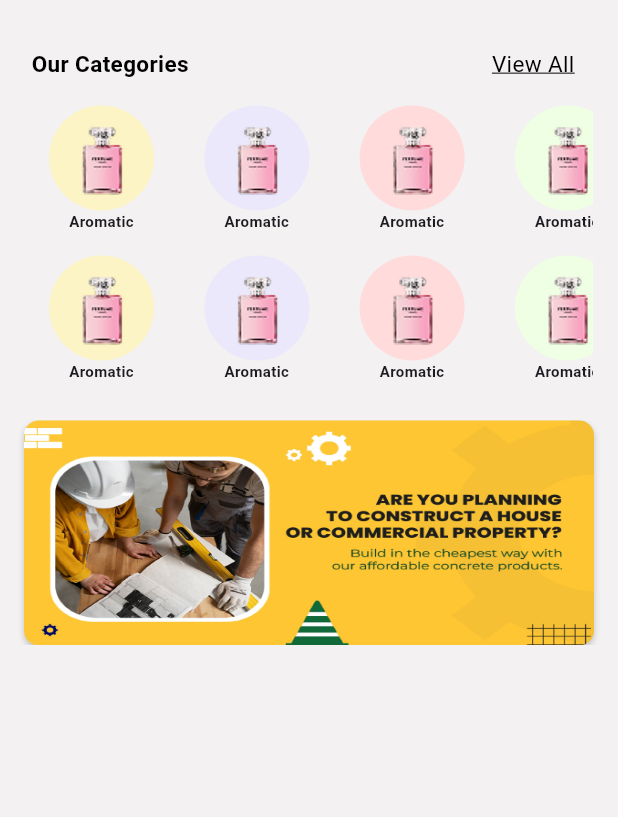
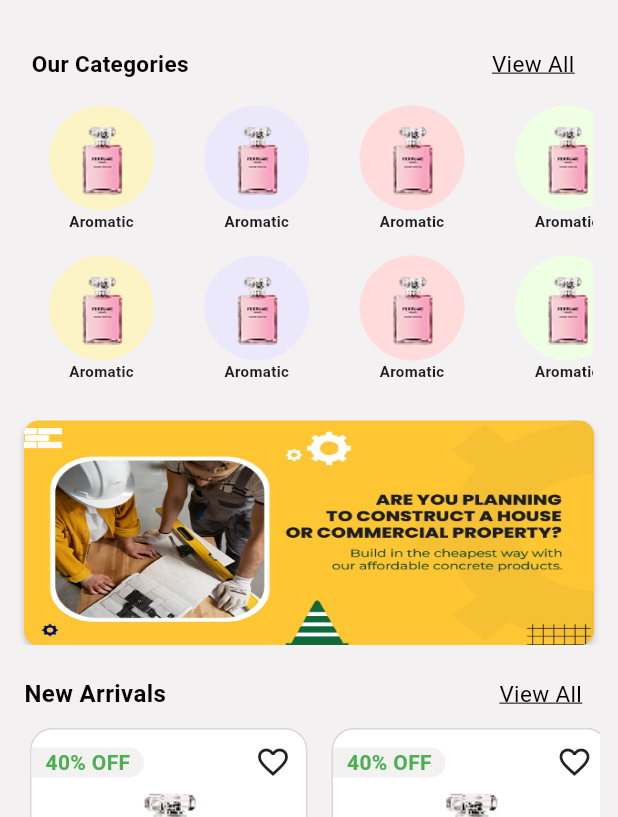
Before and after one commit to mohamed-sajidh/Perfumio, a Flutter app: the HomePage screen opened directly, scrolled down 187 dp, on a phone screen of 412 x 824 dp, the part 419-1236 px from its top. Run offline on Flutter 3.47's test engine with Material 3 defaults, Android fonts, the phone set to English and light mode, and no system bars; drawn by our look-alikes of carousel_slider; our stand-ins replace dio, flutter_dotenv, flutter_secure_storage; accounts and stored records are empty; network calls fail.

Commit message:
new arrivals completed

```diff
--- a/lib/core/app_assets.dart
+++ b/lib/core/app_assets.dart
@@ -11,4 +11,5 @@ class AppAssets {
 
   static const String brandImg = 'assets/single_brand_img.png';
   static const String categoryImg = 'assets/single_category_img.png';
+  static const String productImg = 'assets/single_product_img.png';
 }
--- a/lib/views/home/home_page.dart
+++ b/lib/views/home/home_page.dart
@@ -5,6 +5,7 @@ import 'package:perfumio/views/home/banner_screen.dart';
 import 'package:perfumio/views/home/brand_section.dart';
 import 'package:perfumio/views/home/category_section.dart';
 import 'package:perfumio/views/home/home_page_widgets.dart';
+import 'package:perfumio/views/home/new_arrivals.dart';
 import 'package:perfumio/views/home/secondary_banner_section.dart';
 
 class HomePage extends StatefulWidget {
@@ -82,6 +83,8 @@ class _HomePageState extends State<HomePage> {
               CategorySection(),
               SizedBox(height: 5),
               SecondaryBannerSection(),
+              SizedBox(height: 10),
+              NewArrivals(),
               SizedBox(height: 115),
             ],
           ),
--- /dev/null
+++ b/lib/views/home/new_arrivals.dart
@@ -0,0 +1,61 @@
+import 'package:flutter/material.dart';
+import 'package:perfumio/core/app_colors.dart';
+import 'package:perfumio/widgets/product_card.dart';
+
+class NewArrivals extends StatelessWidget {
+  const NewArrivals({super.key});
+
+  @override
+  Widget build(BuildContext context) {
+    return SizedBox(
+      height: 350,
+      width: double.infinity,
+      child: Column(
+        children: [
+          Row(
+            mainAxisAlignment: MainAxisAlignment.spaceBetween,
+            children: [
+              Text(
+                " New Arrivals",
+                style: const TextStyle(
+                  color: AppColors.black,
+                  fontWeight: FontWeight.bold,
+                  fontSize: 16,
+                ),
+                textScaler: TextScaler.linear(
+                  MediaQuery.of(context).textScaler.scale(1.0),
+                ),
+              ),
+              Padding(
+                padding: const EdgeInsets.all(12),
+                child: Text(
+                  "View All",
+                  maxLines: 1,
+                  style: const TextStyle(
+                    fontSize: 15,
+                    fontWeight: FontWeight.w400,
+                    color: AppColors.black,
+                    decoration: TextDecoration.underline,
+                  ),
+                  textAlign: TextAlign.center,
+                  textScaler: TextScaler.linear(
+                    MediaQuery.of(context).textScaler.scale(1.0),
+                  ),
+                ),
+              ),
+            ],
+          ),
+          Expanded(
+            child: ListView.builder(
+              scrollDirection: Axis.horizontal,
+              itemCount: 5,
+              itemBuilder: (BuildContext context, int index) {
+                return const ProductCard();
+              },
+            ),
+          ),
+        ],
+      ),
+    );
+  }
+}
--- a/lib/widgets/custom_button.dart
+++ b/lib/widgets/custom_button.dart
@@ -0,0 +1,42 @@
+import 'package:flutter/material.dart';
+import 'package:perfumio/core/app_colors.dart';
+
+Widget rfqButton() {
+  return Container(
+    height: 42,
+    width: 65,
+    decoration: BoxDecoration(
+      borderRadius: BorderRadius.circular(24),
+      border: Border.all(color: AppColors.containerBorderGrey),
+    ),
+    child: const Center(
+      child: Text(
+        "RFQ",
+        style: TextStyle(
+          fontWeight: FontWeight.bold,
+          fontSize: 16,
+        ),
+      ),
+    ),
+  );
+}
+
+Widget addToCartButton() {
+  return Container(
+    height: 42,
+    width: 95,
+    decoration: BoxDecoration(
+      color: AppColors.brightRed,
+      borderRadius: BorderRadius.circular(24),
+    ),
+    child: const Center(
+      child: Text(
+        "Add to Cart",
+        style: TextStyle(
+          color: AppColors.white,
+          fontWeight: FontWeight.bold,
+        ),
+      ),
+    ),
+  );
+}
--- /dev/null
+++ b/lib/widgets/product_card.dart
@@ -0,0 +1,128 @@
+import 'package:flutter/material.dart';
+import 'package:perfumio/core/app_assets.dart';
+import 'package:perfumio/core/app_colors.dart';
+import 'package:perfumio/widgets/custom_button.dart';
+
+class ProductCard extends StatelessWidget {
+  const ProductCard({super.key});
+
+  @override
+  Widget build(BuildContext context) {
+    return Container(
+      width: 185,
+      margin: const EdgeInsets.symmetric(horizontal: 8),
+      decoration: BoxDecoration(
+        color: AppColors.white,
+        borderRadius: BorderRadius.circular(15),
+        border: Border.all(color: AppColors.containerBorderGrey),
+      ),
+      child: Column(
+        mainAxisAlignment: MainAxisAlignment.start,
+        children: [
+          const SizedBox(height: 10),
+          Row(
+            mainAxisAlignment: MainAxisAlignment.spaceBetween,
+            children: [
+              Container(
+                width: 75,
+                decoration: const BoxDecoration(
+                  borderRadius: BorderRadius.only(
+                    bottomRight: Radius.circular(15),
+                    topRight: Radius.circular(15),
+                  ),
+                  color: AppColors.lightGrey,
+                ),
+                child: const Center(
+                  child: Text(
+                    "40% OFF",
+                    style: TextStyle(
+                      color: AppColors.green,
+                      fontWeight: FontWeight.bold,
+                    ),
+                  ),
+                ),
+              ),
+              const Padding(
+                padding: EdgeInsets.only(right: 10),
+                child: Icon(Icons.favorite_border),
+              )
+            ],
+          ),
+          Image.asset(AppAssets.productImg),
+          const SizedBox(height: 3),
+          const Padding(
+            padding: EdgeInsets.symmetric(
+              horizontal: 8,
+            ),
+            child: Text(
+              "Les Eaux De Chaneleau Spray",
+              style: TextStyle(fontWeight: FontWeight.bold),
+            ),
+          ),
+          const SizedBox(height: 3),
+          const Align(
+            alignment: Alignment.centerLeft,
+            child: Padding(
+              padding: EdgeInsets.symmetric(
+                horizontal: 8,
+              ),
+              child: Text(
+                "AED500.00",
+                style: TextStyle(
+                  decoration: TextDecoration.lineThrough,
+                  fontWeight: FontWeight.bold,
+                  color: AppColors.grey,
+                ),
+              ),
+            ),
+          ),
+          const SizedBox(height: 3),
+          const Padding(
+            padding: EdgeInsets.symmetric(horizontal: 8),
+            child: Row(
+              children: [
+                Text(
+                  "AED",
+                  style: TextStyle(
+                    fontWeight: FontWeight.w400,
+                  ),
+                ),
+                Text(
+                  "484.00",
+                  style: TextStyle(
+                    fontWeight: FontWeight.bold,
+                  ),
+                ),
+                SizedBox(width: 3),
+                Text(
+                  "per",
+                  style: TextStyle(
+                    fontWeight: FontWeight.w400,
+                  ),
+                ),
+                SizedBox(width: 3),
+                Text(
+                  "Dozen",
+                  style: TextStyle(
+                    fontWeight: FontWeight.w400,
+                  ),
+                )
+              ],
+            ),
+          ),
+          const SizedBox(height: 12),
+          Padding(
+            padding: const EdgeInsets.symmetric(horizontal: 8),
+            child: Row(
+              mainAxisAlignment: MainAxisAlignment.spaceBetween,
+              children: [
+                rfqButton(),
+                addToCartButton(),
+              ],
+            ),
+          )
+        ],
+      ),
+    );
+  }
+}
```
Also changed, not shown: assets/single_product_img.png (added).
